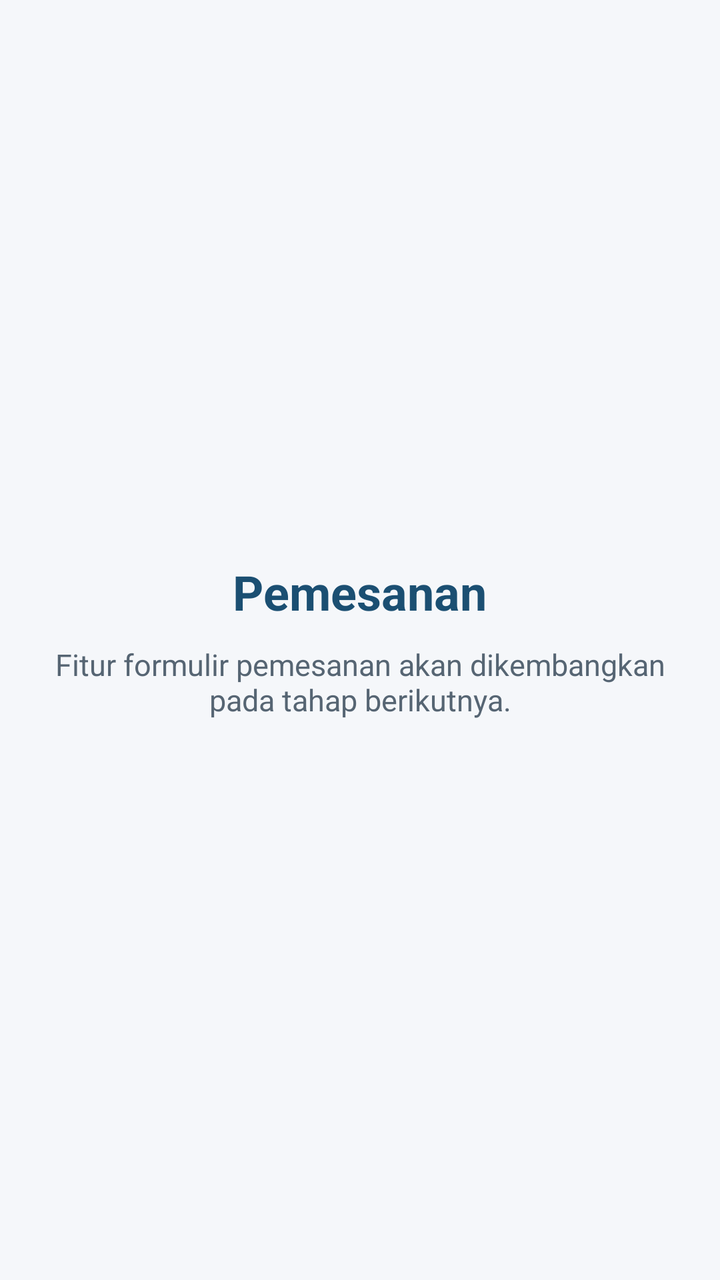
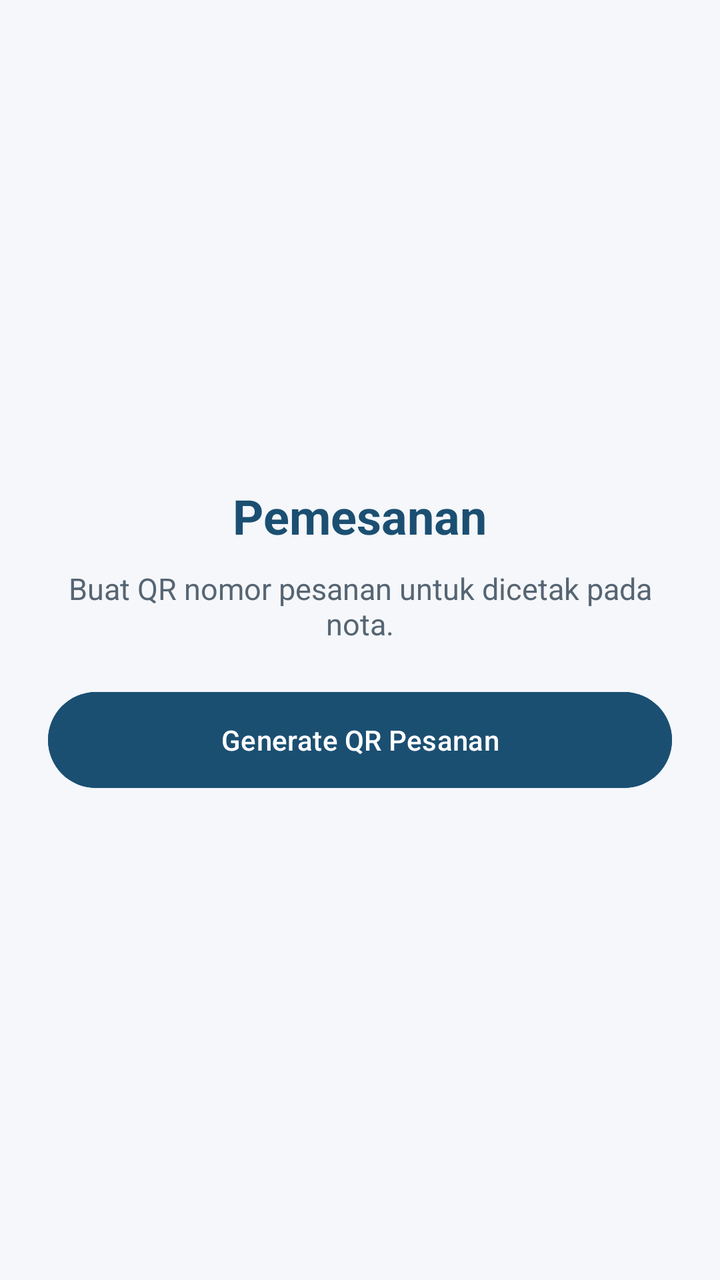

An Android layout rendered at two revisions. The XML below is the earlier revision; the diff shows what the commit changed to produce the second picture.
<!-- AndroidManifest.xml: application theme Theme.RAIOreo -->
<!-- res/layout/fragment_pesan.xml -->
<?xml version="1.0" encoding="utf-8"?>
<LinearLayout xmlns:android="http://schemas.android.com/apk/res/android" android:layout_width="match_parent" android:layout_height="match_parent" android:gravity="center" android:orientation="vertical" android:padding="24dp" android:background="@color/background">
 <TextView android:layout_width="wrap_content" android:layout_height="wrap_content" android:text="Pemesanan" android:textColor="@color/primary_navy" android:textSize="24sp" android:textStyle="bold" />
 <TextView android:layout_width="match_parent" android:layout_height="wrap_content" android:layout_marginTop="10dp" android:gravity="center" android:text="Fitur formulir pemesanan akan dikembangkan pada tahap berikutnya." android:textColor="@color/text_secondary" android:textSize="15sp" />
</LinearLayout>
<!-- resources referenced by this layout -->
<resources>
  <color name="background">#F5F7FA</color>
  <color name="primary_navy">#1B4F72</color>
  <color name="text_secondary">#566573</color>
  <style name="Theme.RAIOreo" parent="Base.Theme.RAIOreo" />
  <style name="Base.Theme.RAIOreo" parent="Theme.Material3.DayNight.NoActionBar">
          
          
      </style>
</resources>

<!-- the commit's change to res/layout/fragment_pesan.xml (unified diff, before → after) -->
@@ -1,5 +1,15 @@
 <?xml version="1.0" encoding="utf-8"?>
-<LinearLayout xmlns:android="http://schemas.android.com/apk/res/android" android:layout_width="match_parent" android:layout_height="match_parent" android:gravity="center" android:orientation="vertical" android:padding="24dp" android:background="@color/background">
- <TextView android:layout_width="wrap_content" android:layout_height="wrap_content" android:text="Pemesanan" android:textColor="@color/primary_navy" android:textSize="24sp" android:textStyle="bold" />
- <TextView android:layout_width="match_parent" android:layout_height="wrap_content" android:layout_marginTop="10dp" android:gravity="center" android:text="Fitur formulir pemesanan akan dikembangkan pada tahap berikutnya." android:textColor="@color/text_secondary" android:textSize="15sp" />
+<LinearLayout xmlns:android="http://schemas.android.com/apk/res/android"
+    android:layout_width="match_parent" android:layout_height="match_parent"
+    android:gravity="center" android:orientation="vertical" android:padding="24dp"
+    android:background="@color/background">
+ <TextView android:layout_width="wrap_content" android:layout_height="wrap_content"
+     android:text="Pemesanan" android:textColor="@color/primary_navy" android:textSize="24sp" android:textStyle="bold"/>
+ <TextView android:layout_width="match_parent" android:layout_height="wrap_content"
+     android:layout_marginTop="10dp" android:gravity="center"
+     android:text="Buat QR nomor pesanan untuk dicetak pada nota." android:textColor="@color/text_secondary" android:textSize="15sp"/>
+ <Button android:id="@+id/btnGenerateOrderQr" android:layout_width="match_parent"
+     android:layout_height="56dp" android:layout_marginTop="20dp"
+     android:backgroundTint="@color/primary_navy" android:text="Generate QR Pesanan"
+     android:textColor="@color/white"/>
 </LinearLayout>
<!-- resource entries referenced after the edit -->
@@ -3,6 +3,7 @@
   <color name="background">#F5F7FA</color>
   <color name="primary_navy">#1B4F72</color>
   <color name="text_secondary">#566573</color>
+  <color name="white">#FFFFFF</color>
   <style name="Theme.RAIOreo" parent="Base.Theme.RAIOreo" />
   <style name="Base.Theme.RAIOreo" parent="Theme.Material3.DayNight.NoActionBar">
           
